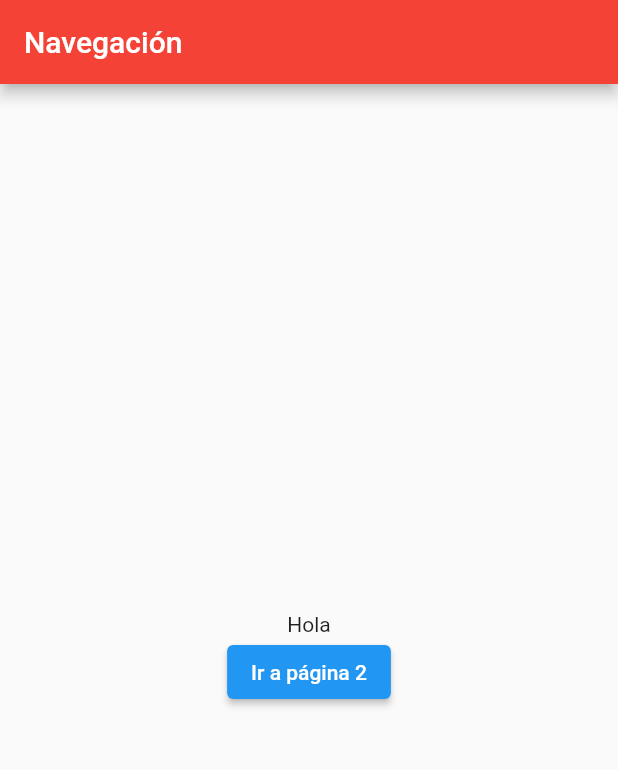
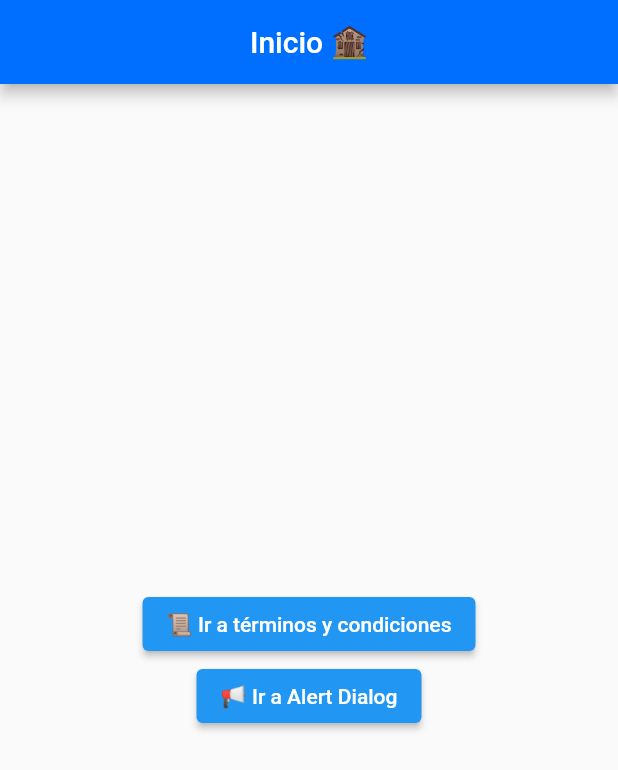
Before and after one commit to leonardos4enz/Aprendiendo-Flutter, a Flutter app: the screen it shows after launch, on a phone screen of 412 x 824 dp. Shown: the top 770 px of the screen. Run offline on Flutter 3.47's test engine with Material 2 defaults, Android fonts, the phone set to English and light mode, and no system bars.

Commit message:
Alert Dialog

```diff
--- a/lib/main.dart
+++ b/lib/main.dart
@@ -1,5 +1,6 @@
 import 'package:flutter/material.dart';
 import 'package:flutter_1/pages/page02.dart';
+import 'package:flutter_1/pages/page03.dart';
 //paqiete de importacion
 
 void main() {
@@ -35,8 +36,9 @@ class _InicioState extends State<Inicio> {
   Widget build(BuildContext context) {
     return Scaffold(
         appBar: AppBar(
-          backgroundColor: Colors.red,
-          title: const Text("Navegación"),
+          backgroundColor: Color.fromARGB(255, 0, 110, 255),
+          title: const Text("Inicio 🏚"),
+          centerTitle: true,
         ),
         body: cuerpo(context));
   }
@@ -52,13 +54,18 @@ Widget cuerpo(context) {
           child: Column(
     mainAxisAlignment: MainAxisAlignment.center,
     children: <Widget>[
-      Text("Hola"),
       ElevatedButton(
           onPressed: () {
             Navigator.push(
                 context, MaterialPageRoute(builder: (context) => Page02()));
           },
-          child: Text("Ir a página 2"))
+          child: Text("📜 Ir a términos y condiciones")),
+      ElevatedButton(
+          onPressed: () {
+            Navigator.push(
+                context, MaterialPageRoute(builder: (context) => Page03()));
+          },
+          child: Text("📢 Ir a Alert Dialog"))
     ],
   )));
 }
--- a/lib/pages/page02.dart
+++ b/lib/pages/page02.dart
@@ -11,6 +11,8 @@ class Page02 extends StatelessWidget {
       appBar: AppBar(
         backgroundColor: Colors.red,
         title: Text("Terminos y Condiciones"),
+        centerTitle: true,
+        automaticallyImplyLeading: false,
       ),
       body: Padding(
         padding: const EdgeInsets.all(20.0),
```
Also changed, not shown: lib/pages/page03.dart (added, +77 -0 lines).
